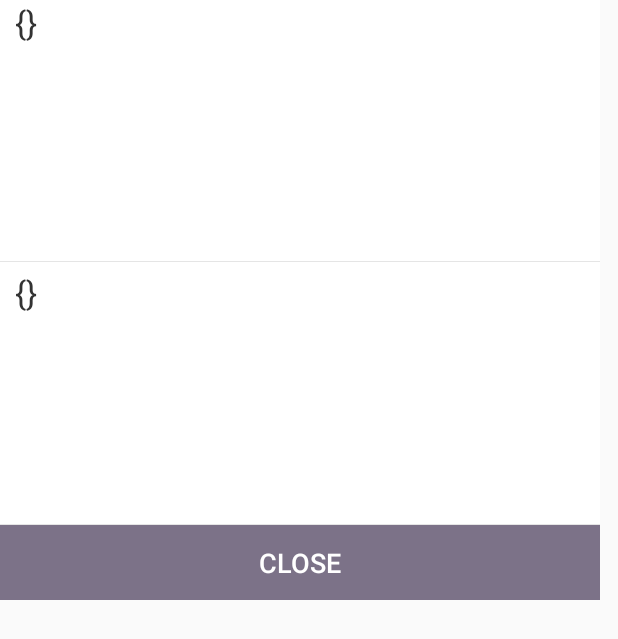
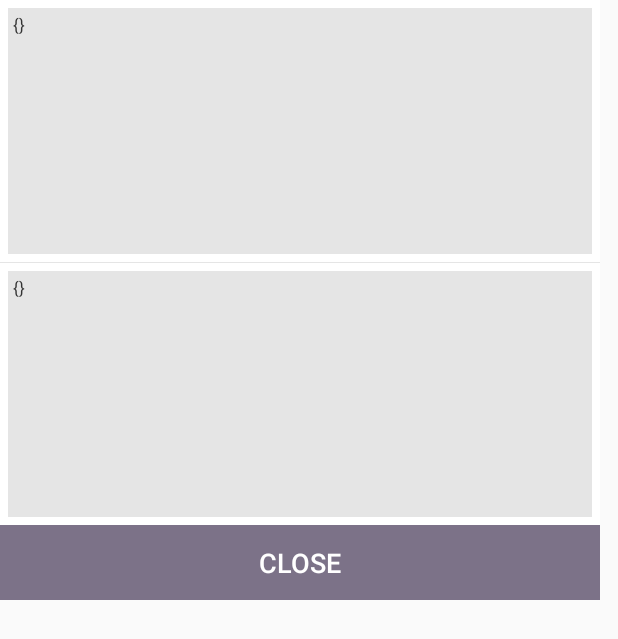
Before and after one commit to cheng-junfeng/postman, an Android app: the layout dialog_data_detail.xml on its own in the app's theme, with its tools: preview values and no code run, on a phone screen of 412 x 824 dp. Shown: the top 639 px of the screen. Run offline under Robolectric (Android 15) with nearby library versions, the light colour scheme and no system bars.

Commit message:
界面布局：长按复制+细节调整

```diff
--- a/app/src/main/java/com/postman/ui/module/main/MainActivity.java
+++ b/app/src/main/java/com/postman/ui/module/main/MainActivity.java
@@ -74,7 +74,7 @@ public class MainActivity extends BaseCompatActivity implements MainContract.Vie
     }
 
     private void initToolbar() {
-        ToolbarUtil.setToolbarLeft(toolbar, "Home", "Postman", null);
+        ToolbarUtil.setToolbarLeft(toolbar, "Home", getString(R.string.app_name), null);
         ToolbarUtil.setToolbarRight(toolbar, R.mipmap.ic_action_scan, new View.OnClickListener() {
             @Override
             public void onClick(View view) {
--- a/app/src/main/res/layout/dialog_data_detail.xml
+++ b/app/src/main/res/layout/dialog_data_detail.xml
@@ -18,46 +18,46 @@
             android:layout_weight="1"
             android:layout_alignParentTop="true"
             android:gravity="center_horizontal"
-            android:paddingStart="@dimen/offset_10dp"
-            android:paddingEnd="@dimen/offset_10dp"
+            android:padding="@dimen/offset_5dp"
             android:orientation="horizontal">
             <TextView
                 android:id="@+id/dialog_input"
                 android:layout_width="match_parent"
                 android:layout_height="match_parent"
+                android:background="@color/color_gray"
                 android:gravity="start|top"
                 android:layout_gravity="center"
                 android:text="{}"
-                android:maxLines = "5"
+                android:padding="@dimen/offset_3dp"
+                android:maxLines = "14"
                 android:scrollbars = "vertical"
                 android:ellipsize="end"
                 android:textColor="@color/color_light_black"
-                android:textSize="10pt"/>
+                android:textSize="5pt"/>
         </LinearLayout>
         <View style="@style/DeepUnderLine" />
         <LinearLayout
             android:layout_width="match_parent"
             android:layout_height="0dp"
             android:layout_weight="1"
-            android:paddingTop="@dimen/offset_5dp"
+            android:padding="@dimen/offset_5dp"
             android:paddingBottom="@dimen/offset_5dp"
-            android:paddingStart="@dimen/offset_10dp"
-            android:paddingEnd="@dimen/offset_10dp"
             android:orientation="vertical">
             <TextView
                 android:id="@+id/dialog_output"
                 android:layout_width="fill_parent"
-                android:layout_height="wrap_content"
+                android:layout_height="match_parent"
+                android:background="@color/color_gray"
                 android:gravity="start|top"
                 android:layout_gravity="center"
                 android:text="{}"
-                android:maxLines = "5"
+                android:padding="@dimen/offset_3dp"
+                android:maxLines = "14"
                 android:scrollbars = "vertical"
                 android:ellipsize="end"
                 android:textColor="@color/color_light_black"
-                android:textSize="10pt"/>
+                android:textSize="5pt"/>
         </LinearLayout>
-        <View style="@style/DeepUnderLine" />
         <LinearLayout
             android:id="@+id/layout"
             android:layout_width="match_parent"
--- a/app/src/main/res/layout/item_single2_item.xml
+++ b/app/src/main/res/layout/item_single2_item.xml
@@ -14,8 +14,8 @@
         android:layout_height="wrap_content"
         android:layout_margin="15dp"
         android:padding="5dp"
-        app:contentHeight="200dp"
+        app:contentHeight="600dp"
         app:contentText=""
-        app:hintText="{}"
-        app:maxCount="200" />
+        app:hintText="{out}"
+        app:maxCount="10000" />
 </LinearLayout>
--- a/app/src/main/res/layout/item_single_item.xml
+++ b/app/src/main/res/layout/item_single_item.xml
@@ -17,6 +17,6 @@
         android:padding="5dp"
         app:contentHeight="100dp"
         app:contentText=""
-        app:hintText="{input}"
-        app:maxCount="200" />
+        app:hintText="{in}"
+        app:maxCount="10000" />
 </RelativeLayout>
--- a/app/src/main/res/values/strings.xml
+++ b/app/src/main/res/values/strings.xml
@@ -1,3 +1,3 @@
 <resources>
-    <string name="app_name">postman</string>
+    <string name="app_name">Postman</string>
 </resources>
```
Also changed, not shown: app/src/main/java/com/postman/ui/module/main/data/view/DataDetailActvity.java (+9 -4 lines), app/src/main/java/com/postman/ui/module/main/find/adapter/FindSingle2Adapter.java (+23 -1 lines).
